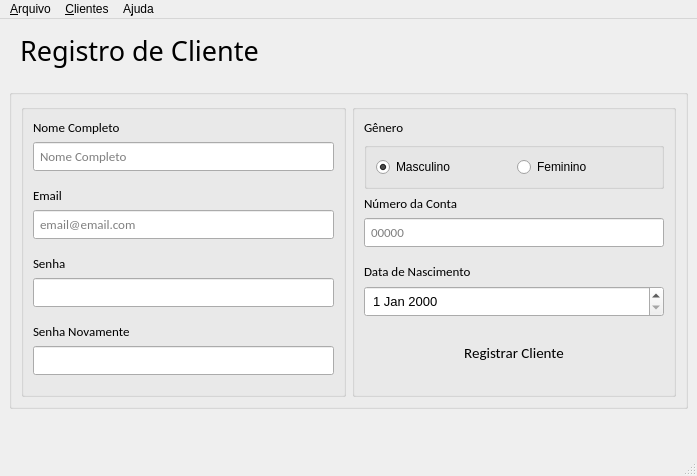
The window that ui_/Registro_Cliente.ui (eduardo239/py-banki-project) describes before a commit, drawn with Qt 5.
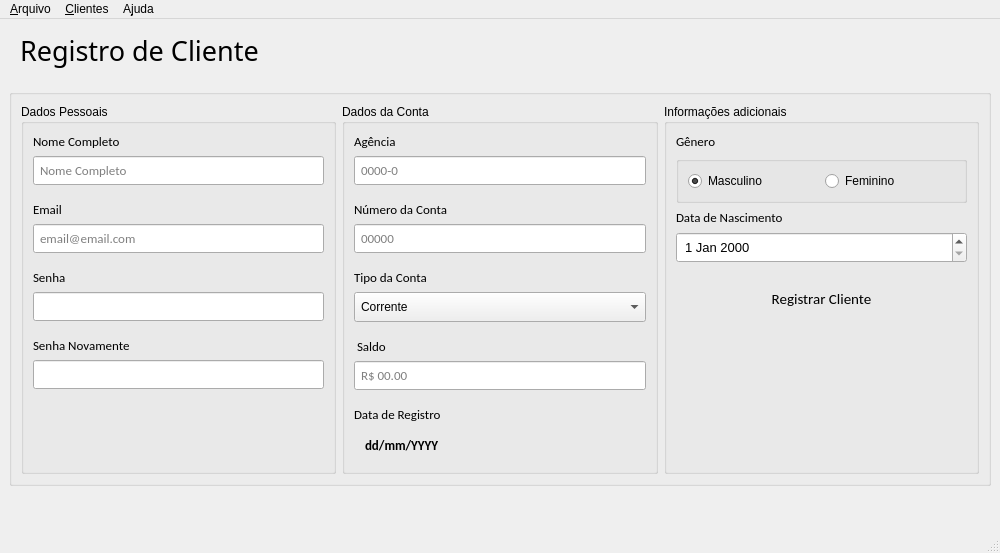
The same window after the commit. Icons and pictures are not drawn.

```diff
--- a/ui_/Registro_Cliente.ui
+++ b/ui_/Registro_Cliente.ui
@@ -6,8 +6,8 @@
    <rect>
     <x>0</x>
     <y>0</y>
-    <width>697</width>
-    <height>454</height>
+    <width>1000</width>
+    <height>534</height>
    </rect>
   </property>
   <property name="windowTitle">
@@ -43,7 +43,7 @@
        <item>
         <widget class="QGroupBox" name="groupBox">
          <property name="title">
-          <string/>
+          <string>Dados Pessoais</string>
          </property>
          <layout class="QVBoxLayout" name="verticalLayout">
           <item>
@@ -208,10 +208,219 @@
          </layout>
         </widget>
        </item>
+       <item>
+        <widget class="QGroupBox" name="groupBox_4">
+         <property name="title">
+          <string>Dados da Conta</string>
+         </property>
+         <layout class="QVBoxLayout" name="verticalLayout_4">
+          <item>
+           <widget class="QLabel" name="label_8">
+            <property name="font">
+             <font>
+              <family>Calibri</family>
+              <pointsize>10</pointsize>
+             </font>
+            </property>
+            <property name="styleSheet">
+             <string notr="true">color: '#333A44';</string>
+            </property>
+            <property name="text">
+             <string>Agência</string>
+            </property>
+            <property name="buddy">
+             <cstring>inp_nome</cstring>
+            </property>
+           </widget>
+          </item>
+          <item>
+           <widget class="QLineEdit" name="inp_agencia">
+            <property name="font">
+             <font>
+              <family>Calibri</family>
+              <pointsize>10</pointsize>
+             </font>
+            </property>
+            <property name="styleSheet">
+             <string notr="true">color: '#333A44'; padding: 4px; margin-bottom: 10px;</string>
+            </property>
+            <property name="placeholderText">
+             <string>0000-0</string>
+            </property>
+           </widget>
+          </item>
+          <item>
+           <widget class="QLabel" name="label_7">
+            <property name="font">
+             <font>
+              <family>Calibri</family>
+              <pointsize>10</pointsize>
+             </font>
+            </property>
+            <property name="styleSheet">
+             <string notr="true">color: '#333A44';</string>
+            </property>
+            <property name="text">
+             <string>Número da Conta</string>
+            </property>
+            <property name="buddy">
+             <cstring>inp_numero_conta</cstring>
+            </property>
+           </widget>
+          </item>
+          <item>
+           <widget class="QLineEdit" name="inp_numero_conta">
+            <property name="font">
+             <font>
+              <family>Calibri</family>
+              <pointsize>10</pointsize>
+             </font>
+            </property>
+            <property name="styleSheet">
+             <string notr="true">color: '#333A44'; padding: 4px; margin-bottom: 10px;</string>
+            </property>
+            <property name="placeholderText">
+             <string>00000</string>
+            </property>
+           </widget>
+          </item>
+          <item>
+           <widget class="QLabel" name="label_9">
+            <property name="font">
+             <font>
+              <family>Calibri</family>
+              <pointsize>10</pointsize>
+             </font>
+            </property>
+            <property name="styleSheet">
+             <string notr="true">color: '#333A44';</string>
+            </property>
+            <property name="text">
+             <string>Tipo da Conta</string>
+            </property>
+           </widget>
+          </item>
+          <item>
+           <widget class="QComboBox" name="cmb_tipo">
+            <property name="styleSheet">
+             <string notr="true">QComboBox {
+padding: 6px;
+}</string>
+            </property>
+            <item>
+             <property name="text">
+              <string>Corrente</string>
+             </property>
+            </item>
+            <item>
+             <property name="text">
+              <string>Poupança</string>
+             </property>
+            </item>
+            <item>
+             <property name="text">
+              <string>Salário</string>
+             </property>
+            </item>
+            <item>
+             <property name="text">
+              <string>Simples</string>
+             </property>
+            </item>
+           </widget>
+          </item>
+          <item>
+           <widget class="QLabel" name="label_10">
+            <property name="font">
+             <font>
+              <family>Calibri</family>
+              <pointsize>10</pointsize>
+             </font>
+            </property>
+            <property name="styleSheet">
+             <string notr="true">color: '#333A44'; margin-top: 10px;</string>
+            </property>
+            <property name="text">
+             <string>Saldo</string>
+            </property>
+            <property name="buddy">
+             <cstring>inp_saldo</cstring>
+            </property>
+           </widget>
+          </item>
+          <item>
+           <widget class="QLineEdit" name="inp_saldo">
+            <property name="font">
+             <font>
+              <family>Calibri</family>
+              <pointsize>10</pointsize>
+             </font>
+            </property>
+            <property name="styleSheet">
+             <string notr="true">color: '#333A44'; padding: 4px; margin-bottom: 10px;</string>
+            </property>
+            <property name="inputMask">
+             <string/>
+            </property>
+            <property name="placeholderText">
+             <string>R$ 00.00</string>
+            </property>
+           </widget>
+          </item>
+          <item>
+           <widget class="QLabel" name="label_11">
+            <property name="font">
+             <font>
+              <family>Calibri</family>
+              <pointsize>10</pointsize>
+             </font>
+            </property>
+            <property name="styleSheet">
+             <string notr="true">color: '#333A44';</string>
+            </property>
+            <property name="text">
+             <string>Data de Registro</string>
+            </property>
+           </widget>
+          </item>
+          <item>
+           <widget class="QLabel" name="label_12">
+            <property name="font">
+             <font>
+              <family>Calibri</family>
+              <pointsize>10</pointsize>
+              <weight>75</weight>
+              <bold>true</bold>
+             </font>
+            </property>
+            <property name="styleSheet">
+             <string notr="true">color: '#333A44'; padding: 8px;</string>
+            </property>
+            <property name="text">
+             <string>dd/mm/YYYY</string>
+            </property>
+           </widget>
+          </item>
+          <item>
+           <spacer name="verticalSpacer_3">
+            <property name="orientation">
+             <enum>Qt::Vertical</enum>
+            </property>
+            <property name="sizeHint" stdset="0">
+             <size>
+              <width>20</width>
+              <height>40</height>
+             </size>
+            </property>
+           </spacer>
+          </item>
+         </layout>
+        </widget>
+       </item>
        <item>
         <widget class="QGroupBox" name="groupBox_2">
          <property name="title">
-          <string/>
+          <string>Informações adicionais</string>
          </property>
          <layout class="QVBoxLayout" name="verticalLayout_2">
           <item>
@@ -262,41 +471,6 @@
             </layout>
            </widget>
           </item>
-          <item>
-           <widget class="QLabel" name="label_7">
-            <property name="font">
-             <font>
-              <family>Calibri</family>
-              <pointsize>10</pointsize>
-             </font>
-            </property>
-            <property name="styleSheet">
-             <string notr="true">color: '#333A44';</string>
-            </property>
-            <property name="text">
-             <string>Número da Conta</string>
-            </property>
-            <property name="buddy">
-             <cstring>inp_cargo_2</cstring>
-            </property>
-           </widget>
-          </item>
-          <item>
-           <widget class="QLineEdit" name="inp_cargo_2">
-            <property name="font">
-             <font>
-              <family>Calibri</family>
-              <pointsize>10</pointsize>
-             </font>
-            </property>
-            <property name="styleSheet">
-             <string notr="true">color: '#333A44'; padding: 4px; margin-bottom: 10px;</string>
-            </property>
-            <property name="placeholderText">
-             <string>00000</string>
-            </property>
-           </widget>
-          </item>
           <item>
            <widget class="QLabel" name="label_4">
             <property name="font">
@@ -339,6 +513,19 @@
             </property>
            </widget>
           </item>
+          <item>
+           <spacer name="horizontalSpacer">
+            <property name="orientation">
+             <enum>Qt::Horizontal</enum>
+            </property>
+            <property name="sizeHint" stdset="0">
+             <size>
+              <width>40</width>
+              <height>20</height>
+             </size>
+            </property>
+           </spacer>
+          </item>
           <item>
            <spacer name="verticalSpacer">
             <property name="orientation">
@@ -375,7 +562,7 @@
     <rect>
      <x>0</x>
      <y>0</y>
-     <width>697</width>
+     <width>1000</width>
      <height>21</height>
     </rect>
    </property>
```
Left out of the diff: 18 changed lines with no effect on the pictures.
